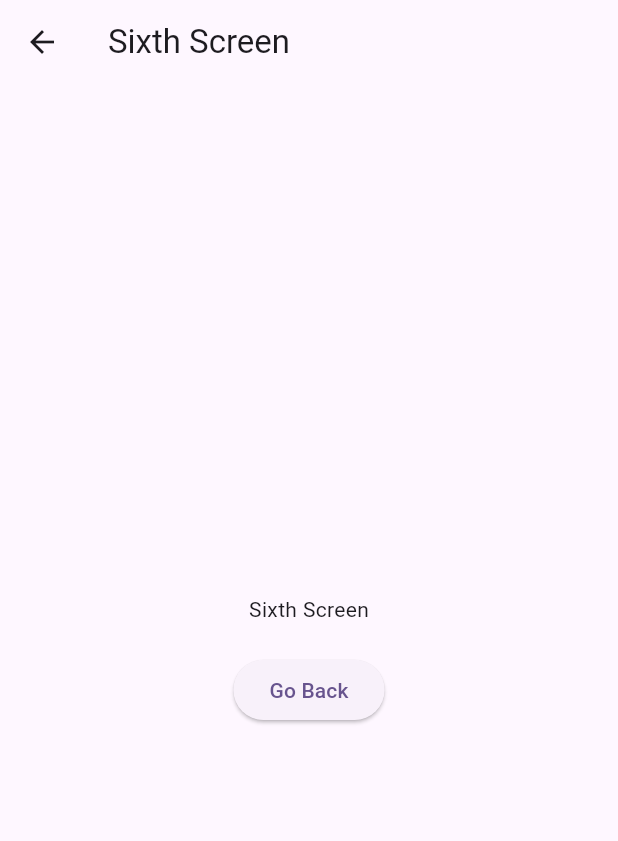
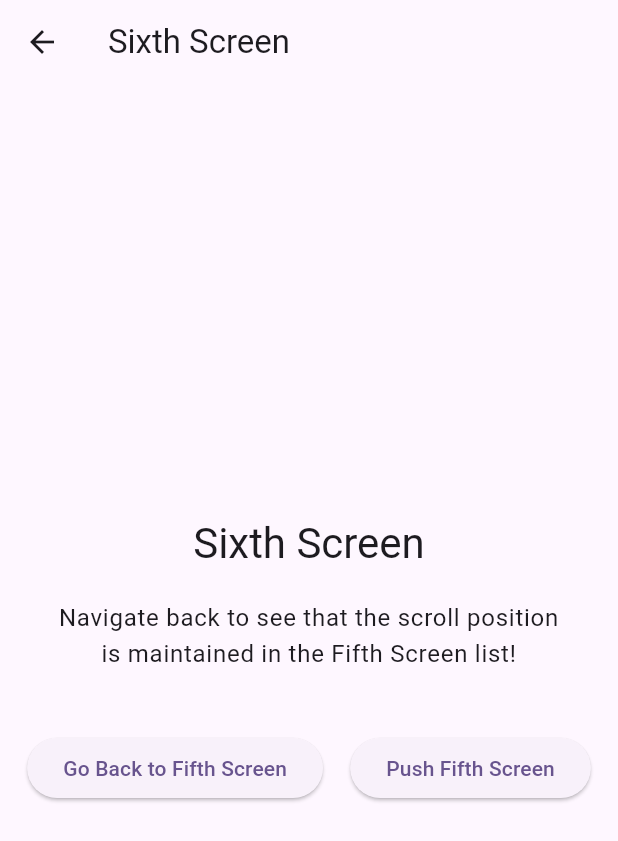
Before and after one commit to anurudha-singh/interview_preparation_level_2, a Flutter app: the SixthScreen screen opened by its route, on a phone screen of 412 x 824 dp. Shown: the top 841 px of the screen. Run offline on Flutter 3.47's test engine with Material 3 defaults, Android fonts, the light colour scheme and no system bars.

Commit message:
Enhance Fifth and Sixth Screens with improved employee list and navigation features

```diff
--- a/lib/main.dart
+++ b/lib/main.dart
@@ -12,6 +12,9 @@ void main() {
 class MyApp extends StatelessWidget {
   const MyApp({super.key});
 
+  // Global PageStorageBucket for the entire app
+  static final PageStorageBucket _bucket = PageStorageBucket();
+
   // This widget is the root of your application.
   @override
   Widget build(BuildContext context) {
@@ -22,7 +25,10 @@ class MyApp extends StatelessWidget {
       theme: ThemeData(
         colorScheme: ColorScheme.fromSeed(seedColor: Colors.deepPurple),
       ),
-      // home: const MyHomePage(title: 'Flutter Demo Home Page'),
+      // Wrap the entire app with PageStorage
+      builder: (context, child) {
+        return PageStorage(bucket: _bucket, child: child!);
+      },
       routes: routes(),
     );
   }
--- a/lib/screens/sixth_scree.dart
+++ b/lib/screens/sixth_scree.dart
@@ -17,14 +17,33 @@ class _SixthScreenState extends State<SixthScreen> {
         child: Column(
           mainAxisAlignment: MainAxisAlignment.center,
           children: [
-            Text('Sixth Screen'),
+            Text(
+              'Sixth Screen',
+              style: Theme.of(context).textTheme.headlineMedium,
+            ),
             SizedBox(height: 20),
-            ElevatedButton(
-              onPressed: () {
-                // Navigator.pop(context);
-                Navigator.pushNamed(context, FifthScreen.routeName);
-              },
-              child: Text('Go Back'),
+            Text(
+              'Navigate back to see that the scroll position\nis maintained in the Fifth Screen list!',
+              textAlign: TextAlign.center,
+              style: Theme.of(context).textTheme.bodyLarge,
+            ),
+            SizedBox(height: 40),
+            Row(
+              mainAxisAlignment: MainAxisAlignment.spaceEvenly,
+              children: [
+                ElevatedButton(
+                  onPressed: () {
+                    Navigator.pop(context);
+                  },
+                  child: Text('Go Back to Fifth Screen'),
+                ),
+                ElevatedButton(
+                  onPressed: () {
+                    Navigator.pushNamed(context, FifthScreen.routeName);
+                  },
+                  child: Text('Push Fifth Screen'),
+                ),
+              ],
             ),
           ],
         ),
```
Also changed, not shown: lib/screens/fifth_screen.dart (+20 -13 lines).
